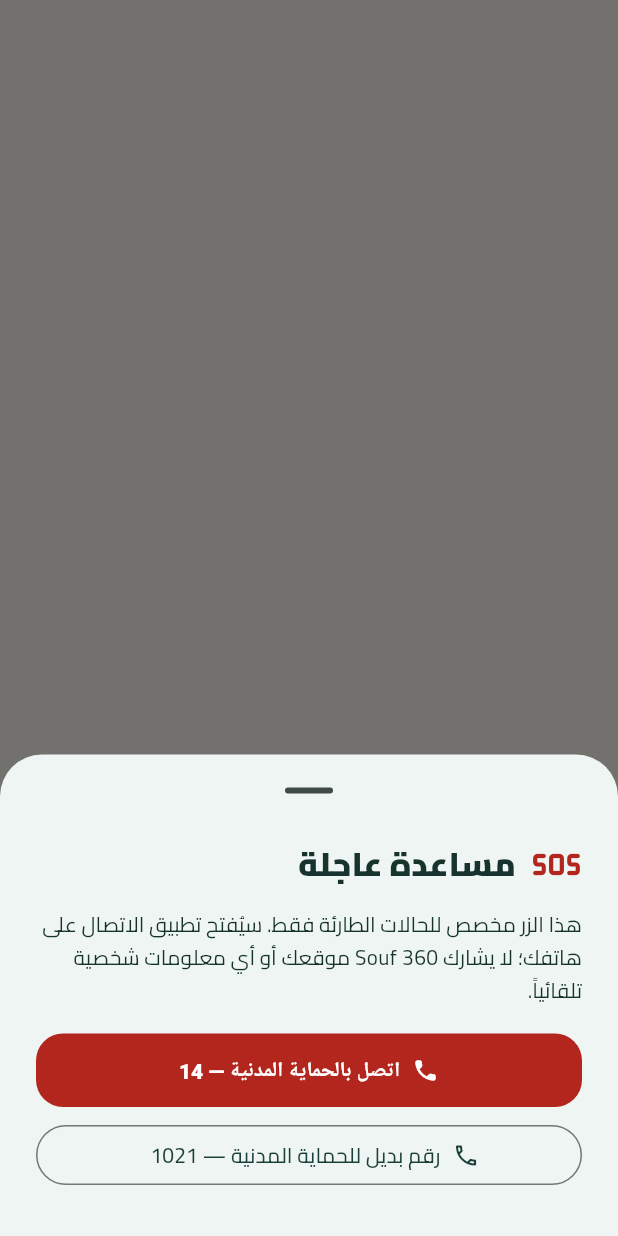
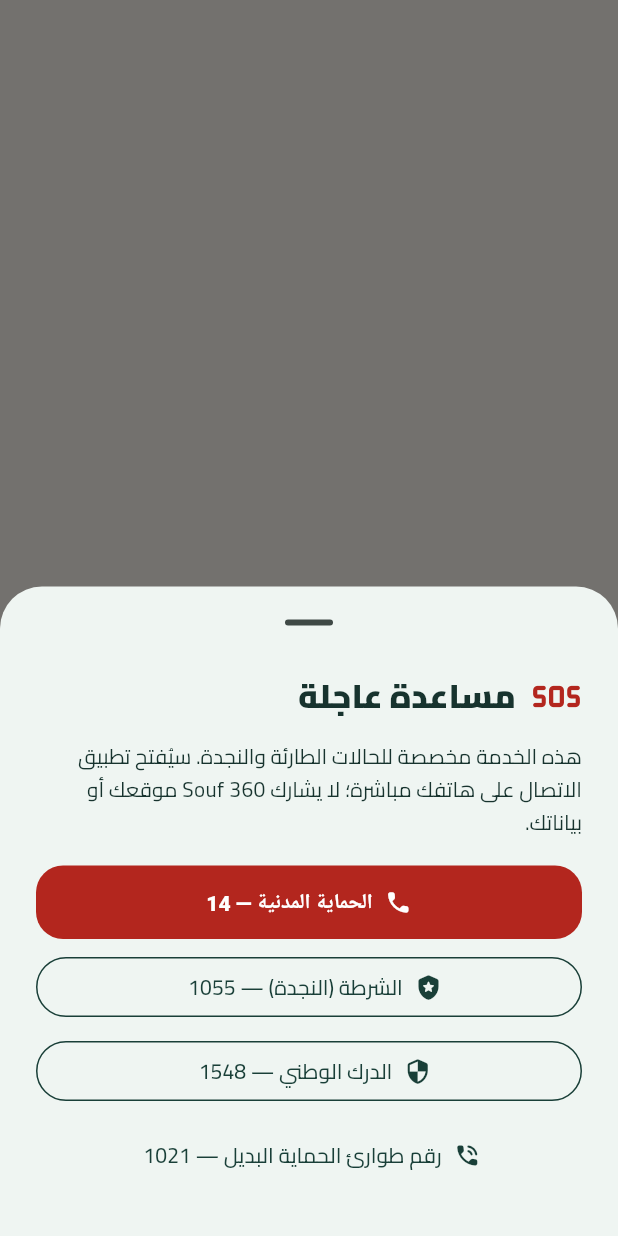
Before and after one commit to nadjimyahiaoui1992-lab/ouedna-app, a Flutter app: what showEmergencyAssistanceSheet() shows on an empty page, opened directly, on a phone screen of 412 x 824 dp. Run offline on Flutter 3.47's test engine with Material 3 defaults, Android fonts, the phone set to English and light mode, and no system bars; our stand-ins replace cached_network_image, flutter_map, geolocator, latlong2, share_plus, shared_preferences and 1 more; missing offline and left inert: flutter_map_marker_cluster; accounts and stored records are empty; network calls fail.

Commit message:
feat: add algerian police (1055) and gendarmerie (1548) emergency numbers

```diff
--- a/lib/core/widgets/emergency_assistance_sheet.dart
+++ b/lib/core/widgets/emergency_assistance_sheet.dart
@@ -7,6 +7,7 @@ Future<void> showEmergencyAssistanceSheet(BuildContext context) =>
       showDragHandle: true,
       builder: (sheetContext) => Padding(
         padding: const EdgeInsets.fromLTRB(24, 8, 24, 30),
+        child: SingleChildScrollView(
           child: Column(
             mainAxisSize: MainAxisSize.min,
             crossAxisAlignment: CrossAxisAlignment.start,
@@ -27,7 +28,7 @@ Future<void> showEmergencyAssistanceSheet(BuildContext context) =>
               ),
               const SizedBox(height: 12),
               const Text(
-              'هذا الزر مخصص للحالات الطارئة فقط. سيُفتح تطبيق الاتصال على هاتفك؛ لا يشارك Souf 360 موقعك أو أي معلومات شخصية تلقائياً.',
+                'هذه الخدمة مخصصة للحالات الطارئة والنجدة. سيُفتح تطبيق الاتصال على هاتفك مباشرة؛ لا يشارك Souf 360 موقعك أو بياناتك.',
                 style: TextStyle(height: 1.55),
               ),
               const SizedBox(height: 18),
@@ -38,19 +39,46 @@ Future<void> showEmergencyAssistanceSheet(BuildContext context) =>
                       backgroundColor: const Color(0xFFB3261E)),
                   onPressed: () => _launchEmergencyDialer(sheetContext, '14'),
                   icon: const Icon(Icons.call_rounded),
-                label: const Text('اتصل بالحماية المدنية — 14'),
+                  label: const Text('الحماية المدنية — 14'),
                 ),
               ),
               const SizedBox(height: 8),
               SizedBox(
                 width: double.infinity,
                 child: OutlinedButton.icon(
+                  style: OutlinedButton.styleFrom(
+                    foregroundColor: const Color(0xFF193F38),
+                    side: const BorderSide(color: Color(0xFF193F38)),
+                  ),
+                  onPressed: () => _launchEmergencyDialer(sheetContext, '1055'),
+                  icon: const Icon(Icons.local_police_rounded),
+                  label: const Text('الشرطة (النجدة) — 1055'),
+                ),
+              ),
+              const SizedBox(height: 8),
+              SizedBox(
+                width: double.infinity,
+                child: OutlinedButton.icon(
+                  style: OutlinedButton.styleFrom(
+                    foregroundColor: const Color(0xFF193F38),
+                    side: const BorderSide(color: Color(0xFF193F38)),
+                  ),
+                  onPressed: () => _launchEmergencyDialer(sheetContext, '1548'),
+                  icon: const Icon(Icons.security_rounded),
+                  label: const Text('الدرك الوطني — 1548'),
+                ),
+              ),
+              const SizedBox(height: 8),
+              SizedBox(
+                width: double.infinity,
+                child: TextButton.icon(
                   onPressed: () => _launchEmergencyDialer(sheetContext, '1021'),
-                icon: const Icon(Icons.call_outlined),
-                label: const Text('رقم بديل للحماية المدنية — 1021'),
+                  icon: const Icon(Icons.phone_in_talk_rounded, size: 18),
+                  label: const Text('رقم طوارئ الحماية البديل — 1021'),
                 ),
               ),
             ],
+          ),
         ),
       ),
     );
--- a/pubspec.yaml
+++ b/pubspec.yaml
@@ -1,7 +1,7 @@
 name: souf_tour
 description: Application Android de découverte culturelle et touristique d’El Oued.
 publish_to: "none"
-version: 1.2.6+10
+version: 1.2.7+11
 
 environment:
   sdk: ">=3.5.0 <4.0.0"
```
Lines whose indentation alone changed are shown as unchanged.
